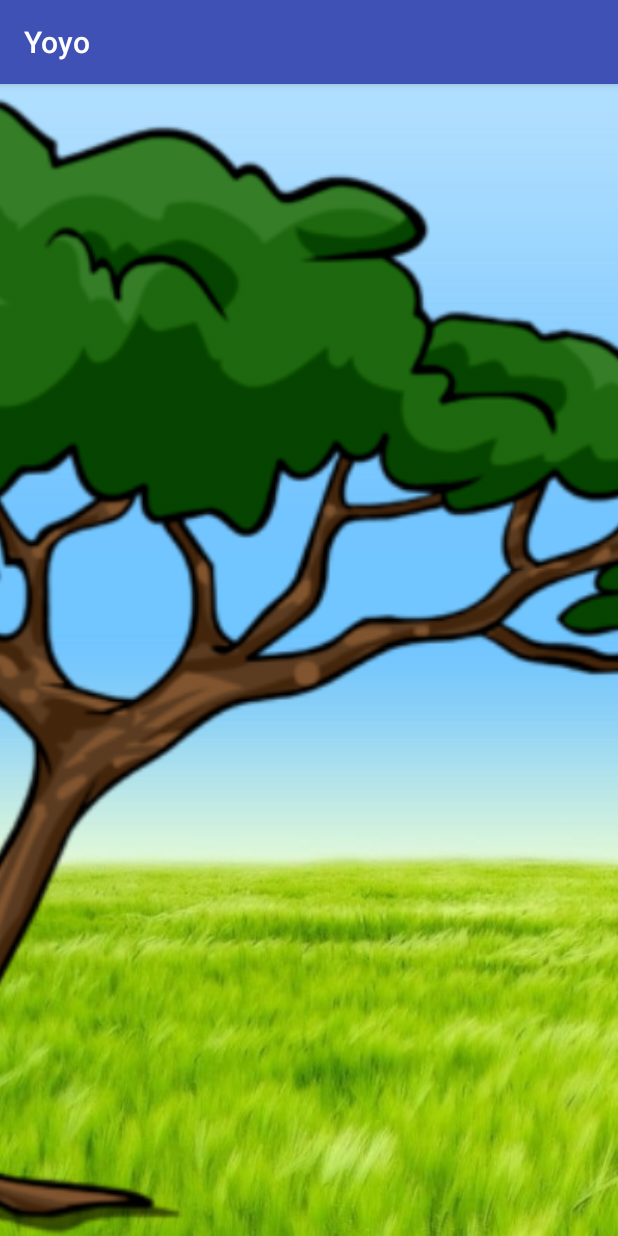
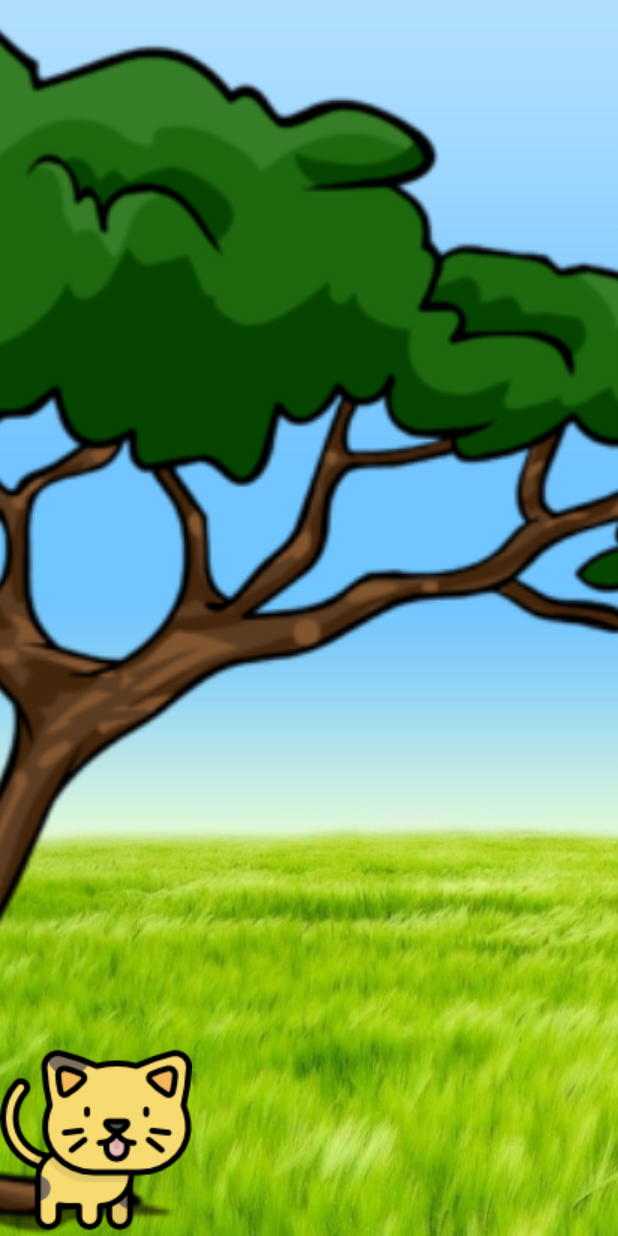
Before and after one commit to jondhc/Yoyo, an Android app: the Level1Activity screen opened directly, with no data from a screen before it, on a phone screen of 412 x 824 dp. Run offline under Robolectric (Android 15) with nearby library versions, the phone set to English and light mode, and no system bars.

Commit message:
Added cat to level

```diff
--- a/app/src/main/java/com/example/jondhc/yoyo/Level1Activity.java
+++ b/app/src/main/java/com/example/jondhc/yoyo/Level1Activity.java
@@ -10,8 +10,11 @@ public class Level1Activity extends AppCompatActivity {
     protected void onCreate(Bundle savedInstanceState) {
         super.onCreate(savedInstanceState);
         setContentView(R.layout.activity_level1);
+
+        // Hide ActionBar
         ActionBar actionBar = getSupportActionBar();
-        actionBar.setDisplayHomeAsUpEnabled(false);
+        if(actionBar != null)
+            actionBar.hide();
 
     }
 
--- a/app/src/main/res/layout/activity_level1.xml
+++ b/app/src/main/res/layout/activity_level1.xml
@@ -15,4 +15,10 @@
         android:src="@drawable/branch"
         android:layout_alignParentBottom="true"
         android:scaleType="centerCrop"/>
+
+    <ImageView
+        android:layout_width="wrap_content"
+        android:layout_height="wrap_content"
+        android:src="@drawable/cat"
+        android:layout_alignParentBottom="true"/>
 </RelativeLayout>
```
